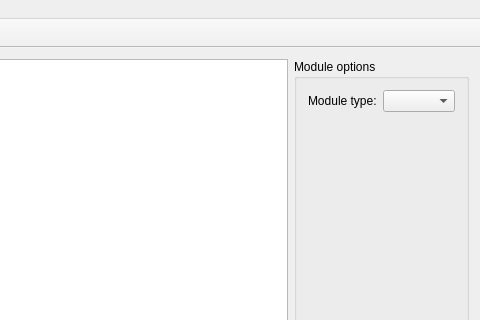
First picture: the form in NoiseTextureGenerator/mainwindow.ui, repository Kvalme/noisetexturegenerator, before the edit; both pictures show x 607 to 1087 and y 0 to 320 of the 1087 by 521 pixel window.
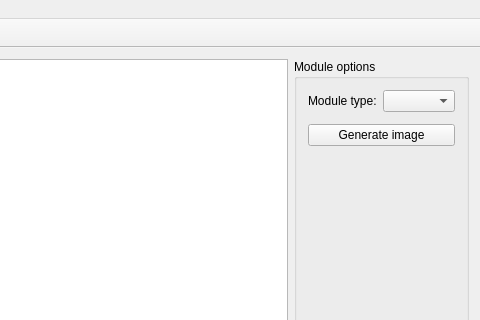
Second picture: the form after the edit.

```diff
--- a/NoiseTextureGenerator/mainwindow.ui
+++ b/NoiseTextureGenerator/mainwindow.ui
@@ -63,6 +63,13 @@
            </property>
           </widget>
          </item>
+         <item>
+          <widget class="QPushButton" name="generateImage">
+           <property name="text">
+            <string>Generate image</string>
+           </property>
+          </widget>
+         </item>
          <item>
           <spacer name="verticalSpacer_2">
            <property name="orientation">
```
